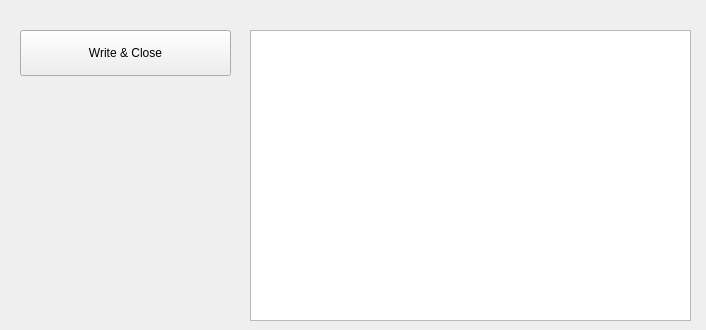
Old version of the form daq/DAQgui/define_geometry.ui in the repository acolijn/DT5550_DAQ.
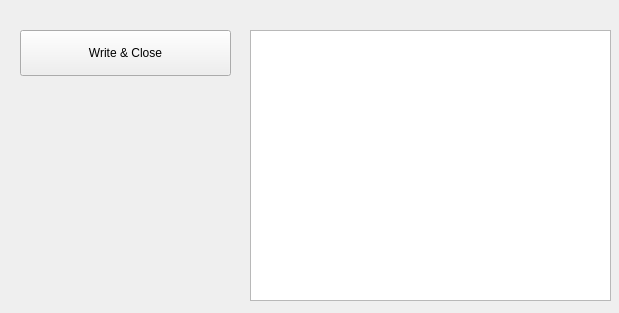
New version of the form.

Commit message: refine geometry setting

```diff
--- a/daq/DAQgui/define_geometry.ui
+++ b/daq/DAQgui/define_geometry.ui
@@ -6,8 +6,8 @@
    <rect>
     <x>0</x>
     <y>0</y>
-    <width>706</width>
-    <height>330</height>
+    <width>619</width>
+    <height>313</height>
    </rect>
   </property>
   <property name="windowTitle">
@@ -18,8 +18,8 @@
     <rect>
      <x>250</x>
      <y>30</y>
-     <width>441</width>
-     <height>291</height>
+     <width>361</width>
+     <height>271</height>
     </rect>
    </property>
   </widget>
```
Left out of the diff: 4 changed lines with no effect on the pictures. The commit also changes 5 other files.
